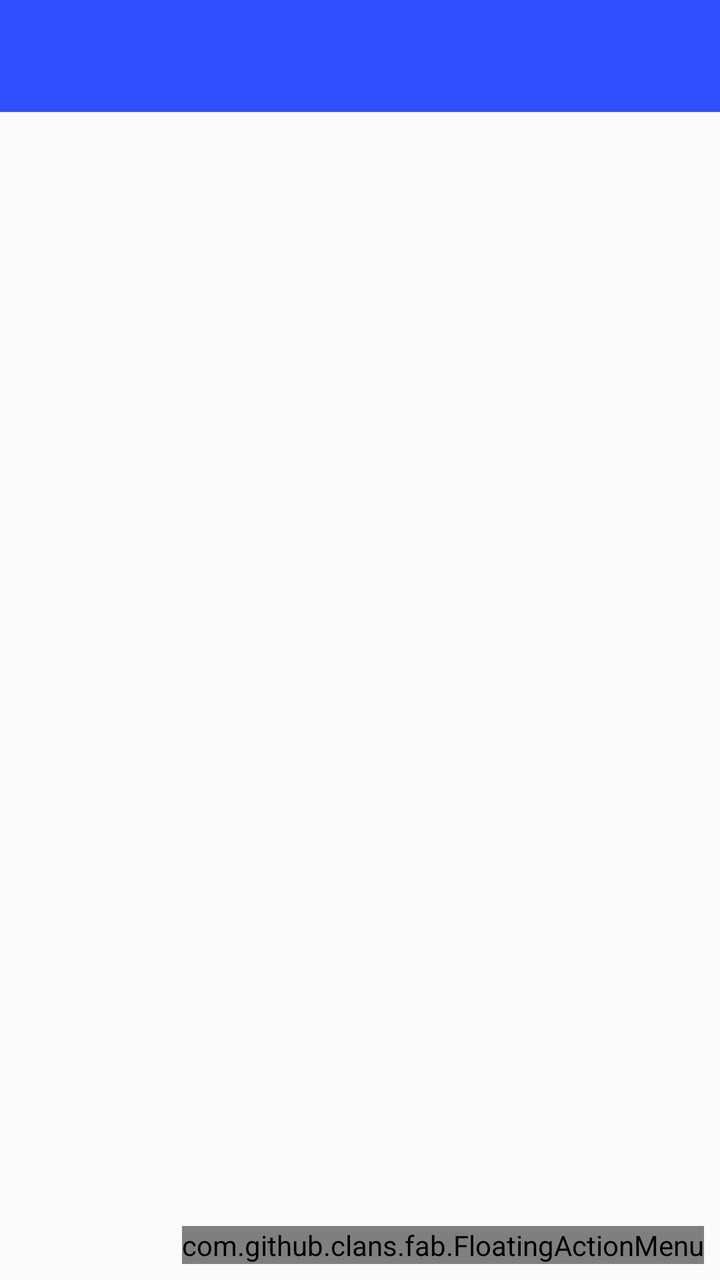
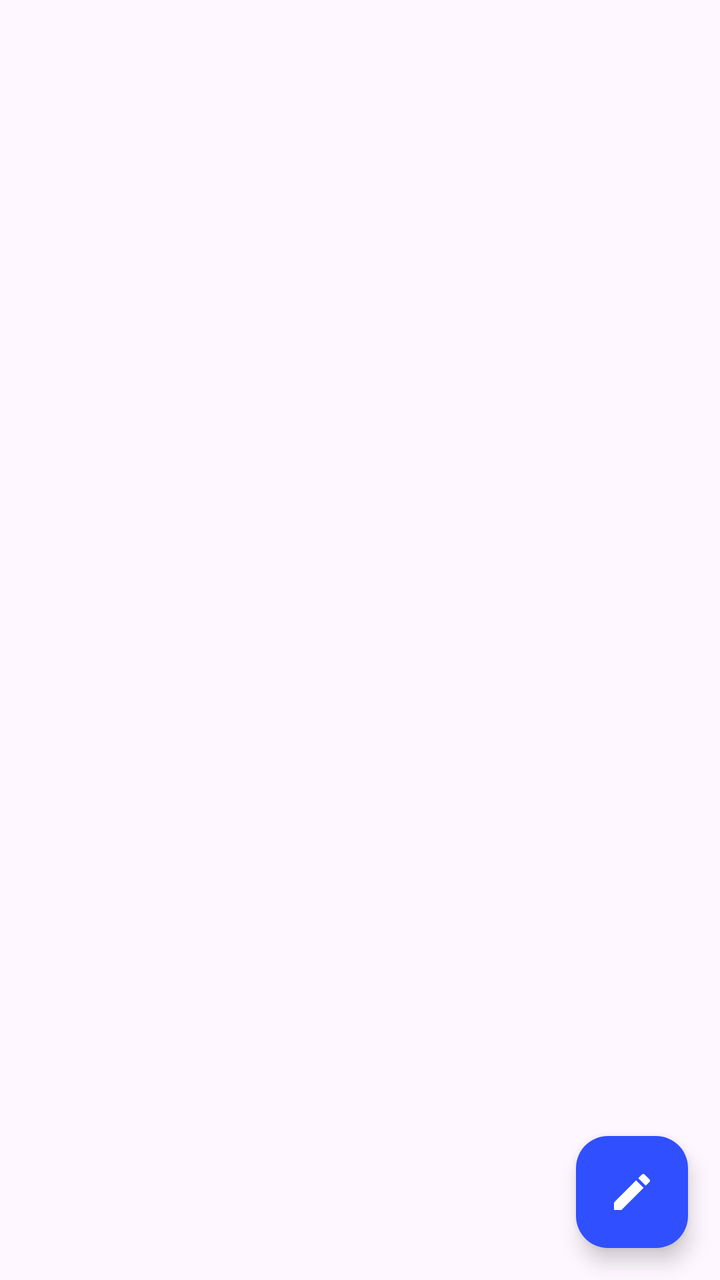

An Android layout rendered at two revisions. The XML below is the earlier revision; the diff shows what the commit changed to produce the second picture.
<!-- AndroidManifest.xml: application theme AppTheme -->
<!-- res/layout/activity_manage_ids.xml -->
<?xml version="1.0" encoding="utf-8"?>
<LinearLayout xmlns:android="http://schemas.android.com/apk/res/android"
    xmlns:app="http://schemas.android.com/apk/res-auto"
    xmlns:tools="http://schemas.android.com/tools"
    xmlns:fab="http://schemas.android.com/apk/res-auto"
    android:layout_width="match_parent"
    android:layout_height="match_parent"
    android:orientation="vertical"
    tools:context="ro.dsgmedia.cox.nfcoffee.ManageIDs">

    <com.google.android.material.appbar.AppBarLayout
        android:layout_width="match_parent"
        android:layout_height="wrap_content"
        android:theme="@style/AppTheme.AppBarOverlay">

        <androidx.appcompat.widget.Toolbar
            android:id="@+id/toolbar"
            android:layout_width="match_parent"
            android:layout_height="?attr/actionBarSize"
            android:background="?attr/colorPrimary" />

    </com.google.android.material.appbar.AppBarLayout>

    <FrameLayout
        android:layout_width="match_parent"
        android:layout_height="match_parent">

        <ListView
            android:id="@+id/listOfIDs"
            android:layout_width="match_parent"
            android:layout_height="match_parent"
            android:cacheColorHint="#00000000"
            android:choiceMode="singleChoice"
            android:footerDividersEnabled="false"
            android:headerDividersEnabled="false"
            android:listSelector="@android:color/transparent"
            android:transcriptMode="normal"
        />

        <com.github.clans.fab.FloatingActionMenu
            android:id="@+id/openOptionsIDs"
            android:layout_width="wrap_content"
            android:layout_height="wrap_content"
            android:layout_gravity="bottom|end"
            android:layout_marginBottom="8dp"
            android:layout_marginEnd="8dp"

            fab:menu_showShadow="true"
            fab:menu_shadowColor="#66000000"
            fab:menu_shadowRadius="4dp"
            fab:menu_shadowXOffset="1dp"
            fab:menu_shadowYOffset="3dp"
            fab:menu_colorNormal="#DA4336"
            fab:menu_colorPressed="#E75043"
            fab:menu_colorRipple="#99FFFFFF"
            fab:menu_animationDelayPerItem="50"
            fab:menu_icon="@drawable/ic_mode_edit_white_36px"
            fab:menu_buttonSpacing="0dp"
            fab:menu_labels_margin="0dp"
            fab:menu_labels_showAnimation="@anim/fab_slide_in_from_right"
            fab:menu_labels_hideAnimation="@anim/fab_slide_out_to_right"
            fab:menu_labels_paddingTop="4dp"
            fab:menu_labels_paddingRight="8dp"
            fab:menu_labels_paddingBottom="4dp"
            fab:menu_labels_paddingLeft="8dp"
            fab:menu_labels_padding="8dp"
            fab:menu_labels_textColor="#FFFFFF"
            fab:menu_labels_textSize="14sp"
            fab:menu_labels_cornerRadius="3dp"
            fab:menu_labels_colorNormal="#333333"
            fab:menu_labels_colorPressed="#444444"
            fab:menu_labels_colorRipple="#66FFFFFF"
            fab:menu_labels_showShadow="true"
            fab:menu_labels_singleLine="false"
            fab:menu_labels_ellipsize="none"
            fab:menu_labels_maxLines="-1"
            fab:menu_labels_position="left"
            fab:menu_openDirection="up"
            fab:menu_backgroundColor="@android:color/transparent"
            fab:menu_fab_label="">

                <com.github.clans.fab.FloatingActionButton
                    android:id="@+id/NFCClearCounters"
                    android:layout_width="wrap_content"
                    android:layout_height="wrap_content"
                    android:src="@drawable/ic_clear_white_36px"
                    fab:fab_size="normal"
                    fab:fab_label="Delete counters" />

                <com.github.clans.fab.FloatingActionButton
                    android:id="@+id/NFCExportIDs"
                    android:layout_width="wrap_content"
                    android:layout_height="wrap_content"
                    android:src="@drawable/ic_file_export_white_36px"
                    fab:fab_size="normal"
                    fab:fab_label="Export IDs" />

                <com.github.clans.fab.FloatingActionButton
                    android:id="@+id/NFCImportIDs"
                    android:layout_width="wrap_content"
                    android:layout_height="wrap_content"
                    android:src="@drawable/ic_file_import_white_36px"
                    fab:fab_size="normal"
                    fab:fab_label="Import IDs" />

                <com.github.clans.fab.FloatingActionButton
                    android:id="@+id/NFCReadNewID"
                    android:layout_width="wrap_content"
                    android:layout_height="wrap_content"
                    android:src="@drawable/ic_nfc_white_36px"
                    fab:fab_size="normal"
                    fab:fab_label="Scan ID" />

            </com.github.clans.fab.FloatingActionMenu>
        </FrameLayout>

    

</LinearLayout>
<!-- resources referenced by this layout -->
<resources>
  <!-- drawable ic_clear_white_36px (drawable) -->
  <vector xmlns:android="http://schemas.android.com/apk/res/android"
          android:width="36dp"
          android:height="36dp"
          android:viewportWidth="24.0"
          android:viewportHeight="24.0">
      <path
          android:pathData="M19,6.41L17.59,5 12,10.59 6.41,5 5,6.41 10.59,12 5,17.59 6.41,19 12,13.41 17.59,19 19,17.59 13.41,12z"
          android:fillColor="#FFFFFF"/>
  </vector>
  <!-- drawable ic_file_export_white_36px (drawable) -->
  <vector xmlns:android="http://schemas.android.com/apk/res/android"
          android:width="36dp"
          android:height="36dp"
          android:viewportWidth="24.0"
          android:viewportHeight="24.0">
      <path
          android:pathData="M9,16h6v-6h4l-7,-7 -7,7h4zM5,18h14v2L5,20z"
          android:fillColor="#FFFFFF"/>
  </vector>
  <!-- drawable ic_file_import_white_36px (drawable) -->
  <vector xmlns:android="http://schemas.android.com/apk/res/android"
          android:width="36dp"
          android:height="36dp"
          android:viewportWidth="24.0"
          android:viewportHeight="24.0">
      <path
          android:pathData="M19,9h-4V3H9v6H5l7,7 7,-7zM5,18v2h14v-2H5z"
          android:fillColor="#FFFFFF"/>
  </vector>
  <!-- drawable ic_mode_edit_white_36px (drawable) -->
  <vector xmlns:android="http://schemas.android.com/apk/res/android"
          android:width="36dp"
          android:height="36dp"
          android:viewportWidth="24.0"
          android:viewportHeight="24.0">
      <path
          android:pathData="M3,17.25V21h3.75L17.81,9.94l-3.75,-3.75L3,17.25zM20.71,7.04c0.39,-0.39 0.39,-1.02 0,-1.41l-2.34,-2.34c-0.39,-0.39 -1.02,-0.39 -1.41,0l-1.83,1.83 3.75,3.75 1.83,-1.83z"
          android:fillColor="#FFFFFF"/>
  </vector>
  <!-- drawable ic_nfc_white_36px (drawable) -->
  <vector xmlns:android="http://schemas.android.com/apk/res/android"
          android:width="36dp"
          android:height="36dp"
          android:viewportWidth="24.0"
          android:viewportHeight="24.0">
      <path
          android:pathData="M20,2L4,2c-1.1,0 -2,0.9 -2,2v16c0,1.1 0.9,2 2,2h16c1.1,0 2,-0.9 2,-2L22,4c0,-1.1 -0.9,-2 -2,-2zM20,20L4,20L4,4h16v16zM18,6h-5c-1.1,0 -2,0.9 -2,2v2.28c-0.6,0.35 -1,0.98 -1,1.72 0,1.1 0.9,2 2,2s2,-0.9 2,-2c0,-0.74 -0.4,-1.38 -1,-1.72L13,8h3v8L8,16L8,8h2L10,6L6,6v12h12L18,6z"
          android:fillColor="#FFFFFF"/>
  </vector>
  <style name="AppTheme.AppBarOverlay" parent="ThemeOverlay.AppCompat.Dark.ActionBar" />
  <style name="AppTheme" parent="Theme.AppCompat.Light.NoActionBar">
          
          <item name="colorPrimaryDark">@color/colorPrimaryDark</item>
          <item name="colorAccent">@color/colorAccent</item>
          <item name="windowActionBar">false</item>
          <item name="windowNoTitle">true</item>
          <item name="colorPrimary">@color/colorPrimary</item>
      </style>
  <color name="colorPrimaryDark">#303F9F</color>
  <color name="colorAccent">#ff4081</color>
  <color name="colorPrimary">#304ffe</color>
</resources>

<!-- the commit's change to res/layout/activity_manage_ids.xml (unified diff, before → after) -->
@@ -2,7 +2,6 @@
 <LinearLayout xmlns:android="http://schemas.android.com/apk/res/android"
     xmlns:app="http://schemas.android.com/apk/res-auto"
     xmlns:tools="http://schemas.android.com/tools"
-    xmlns:fab="http://schemas.android.com/apk/res-auto"
     android:layout_width="match_parent"
     android:layout_height="match_parent"
     android:orientation="vertical"
@@ -10,20 +9,19 @@
 
     <com.google.android.material.appbar.AppBarLayout
         android:layout_width="match_parent"
-        android:layout_height="wrap_content"
-        android:theme="@style/AppTheme.AppBarOverlay">
+        android:layout_height="wrap_content">
 
         <androidx.appcompat.widget.Toolbar
             android:id="@+id/toolbar"
             android:layout_width="match_parent"
-            android:layout_height="?attr/actionBarSize"
-            android:background="?attr/colorPrimary" />
+            android:layout_height="?attr/actionBarSize" />
 
     </com.google.android.material.appbar.AppBarLayout>
 
     <FrameLayout
         android:layout_width="match_parent"
-        android:layout_height="match_parent">
+        android:layout_height="0dp"
+        android:layout_weight="1">
 
         <ListView
             android:id="@+id/listOfIDs"
@@ -34,86 +32,19 @@
             android:footerDividersEnabled="false"
             android:headerDividersEnabled="false"
             android:listSelector="@android:color/transparent"
-            android:transcriptMode="normal"
-        />
+            android:transcriptMode="normal" />
 
-        <com.github.clans.fab.FloatingActionMenu
+        <com.google.android.material.floatingactionbutton.FloatingActionButton
             android:id="@+id/openOptionsIDs"
             android:layout_width="wrap_content"
             android:layout_height="wrap_content"
             android:layout_gravity="bottom|end"
-            android:layout_marginBottom="8dp"
-            android:layout_marginEnd="8dp"
+            android:layout_margin="16dp"
+            android:contentDescription="@string/manage_options_button"
+            app:backgroundTint="?attr/colorPrimary"
+            app:srcCompat="@drawable/ic_mode_edit_white_36px"
+            app:tint="?attr/colorOnPrimary" />
 
-            fab:menu_showShadow="true"
-            fab:menu_shadowColor="#66000000"
-            fab:menu_shadowRadius="4dp"
-            fab:menu_shadowXOffset="1dp"
-            fab:menu_shadowYOffset="3dp"
-            fab:menu_colorNormal="#DA4336"
-            fab:menu_colorPressed="#E75043"
-            fab:menu_colorRipple="#99FFFFFF"
-            fab:menu_animationDelayPerItem="50"
-            fab:menu_icon="@drawable/ic_mode_edit_white_36px"
-            fab:menu_buttonSpacing="0dp"
-            fab:menu_labels_margin="0dp"
-            fab:menu_labels_showAnimation="@anim/fab_slide_in_from_right"
-            fab:menu_labels_hideAnimation="@anim/fab_slide_out_to_right"
-            fab:menu_labels_paddingTop="4dp"
-            fab:menu_labels_paddingRight="8dp"
-            fab:menu_labels_paddingBottom="4dp"
-            fab:menu_labels_paddingLeft="8dp"
-            fab:menu_labels_padding="8dp"
-            fab:menu_labels_textColor="#FFFFFF"
-            fab:menu_labels_textSize="14sp"
-            fab:menu_labels_cornerRadius="3dp"
-            fab:menu_labels_colorNormal="#333333"
-            fab:menu_labels_colorPressed="#444444"
-            fab:menu_labels_colorRipple="#66FFFFFF"
-            fab:menu_labels_showShadow="true"
-            fab:menu_labels_singleLine="false"
-            fab:menu_labels_ellipsize="none"
-            fab:menu_labels_maxLines="-1"
-            fab:menu_labels_position="left"
-            fab:menu_openDirection="up"
-            fab:menu_backgroundColor="@android:color/transparent"
-            fab:menu_fab_label="">
-
-                <com.github.clans.fab.FloatingActionButton
-                    android:id="@+id/NFCClearCounters"
-                    android:layout_width="wrap_content"
-                    android:layout_height="wrap_content"
-                    android:src="@drawable/ic_clear_white_36px"
-                    fab:fab_size="normal"
-                    fab:fab_label="Delete counters" />
-
-                <com.github.clans.fab.FloatingActionButton
-                    android:id="@+id/NFCExportIDs"
-                    android:layout_width="wrap_content"
-                    android:layout_height="wrap_content"
-                    android:src="@drawable/ic_file_export_white_36px"
-                    fab:fab_size="normal"
-                    fab:fab_label="Export IDs" />
-
-                <com.github.clans.fab.FloatingActionButton
-                    android:id="@+id/NFCImportIDs"
-                    android:layout_width="wrap_content"
-                    android:layout_height="wrap_content"
-                    android:src="@drawable/ic_file_import_white_36px"
-                    fab:fab_size="normal"
-                    fab:fab_label="Import IDs" />
-
-                <com.github.clans.fab.FloatingActionButton
-                    android:id="@+id/NFCReadNewID"
-                    android:layout_width="wrap_content"
-                    android:layout_height="wrap_content"
-                    android:src="@drawable/ic_nfc_white_36px"
-                    fab:fab_size="normal"
-                    fab:fab_label="Scan ID" />
-
-            </com.github.clans.fab.FloatingActionMenu>
-        </FrameLayout>
-
-    
+    </FrameLayout>
 
 </LinearLayout>
<!-- resource entries referenced after the edit -->
@@ -1,35 +1,5 @@
 <!-- resources referenced by this layout -->
 <resources>
-  <!-- drawable ic_clear_white_36px (drawable) -->
-  <vector xmlns:android="http://schemas.android.com/apk/res/android"
-          android:width="36dp"
-          android:height="36dp"
-          android:viewportWidth="24.0"
-          android:viewportHeight="24.0">
-      <path
-          android:pathData="M19,6.41L17.59,5 12,10.59 6.41,5 5,6.41 10.59,12 5,17.59 6.41,19 12,13.41 17.59,19 19,17.59 13.41,12z"
-          android:fillColor="#FFFFFF"/>
-  </vector>
-  <!-- drawable ic_file_export_white_36px (drawable) -->
-  <vector xmlns:android="http://schemas.android.com/apk/res/android"
-          android:width="36dp"
-          android:height="36dp"
-          android:viewportWidth="24.0"
-          android:viewportHeight="24.0">
-      <path
-          android:pathData="M9,16h6v-6h4l-7,-7 -7,7h4zM5,18h14v2L5,20z"
-          android:fillColor="#FFFFFF"/>
-  </vector>
-  <!-- drawable ic_file_import_white_36px (drawable) -->
-  <vector xmlns:android="http://schemas.android.com/apk/res/android"
-          android:width="36dp"
-          android:height="36dp"
-          android:viewportWidth="24.0"
-          android:viewportHeight="24.0">
-      <path
-          android:pathData="M19,9h-4V3H9v6H5l7,7 7,-7zM5,18v2h14v-2H5z"
-          android:fillColor="#FFFFFF"/>
-  </vector>
   <!-- drawable ic_mode_edit_white_36px (drawable) -->
   <vector xmlns:android="http://schemas.android.com/apk/res/android"
           android:width="36dp"
@@ -40,27 +10,25 @@
           android:pathData="M3,17.25V21h3.75L17.81,9.94l-3.75,-3.75L3,17.25zM20.71,7.04c0.39,-0.39 0.39,-1.02 0,-1.41l-2.34,-2.34c-0.39,-0.39 -1.02,-0.39 -1.41,0l-1.83,1.83 3.75,3.75 1.83,-1.83z"
           android:fillColor="#FFFFFF"/>
   </vector>
-  <!-- drawable ic_nfc_white_36px (drawable) -->
-  <vector xmlns:android="http://schemas.android.com/apk/res/android"
-          android:width="36dp"
-          android:height="36dp"
-          android:viewportWidth="24.0"
-          android:viewportHeight="24.0">
-      <path
-          android:pathData="M20,2L4,2c-1.1,0 -2,0.9 -2,2v16c0,1.1 0.9,2 2,2h16c1.1,0 2,-0.9 2,-2L22,4c0,-1.1 -0.9,-2 -2,-2zM20,20L4,20L4,4h16v16zM18,6h-5c-1.1,0 -2,0.9 -2,2v2.28c-0.6,0.35 -1,0.98 -1,1.72 0,1.1 0.9,2 2,2s2,-0.9 2,-2c0,-0.74 -0.4,-1.38 -1,-1.72L13,8h3v8L8,16L8,8h2L10,6L6,6v12h12L18,6z"
-          android:fillColor="#FFFFFF"/>
-  </vector>
-  <style name="AppTheme.AppBarOverlay" parent="ThemeOverlay.AppCompat.Dark.ActionBar" />
-  <style name="AppTheme" parent="Theme.AppCompat.Light.NoActionBar">
-          
-          <item name="colorPrimaryDark">@color/colorPrimaryDark</item>
-          <item name="colorAccent">@color/colorAccent</item>
-          <item name="windowActionBar">false</item>
-          <item name="windowNoTitle">true</item>
-          <item name="colorPrimary">@color/colorPrimary</item>
+  <string name="manage_options_button">Open actions</string>
+  <style name="AppTheme" parent="Theme.Material3.DayNight.NoActionBar">
+          <item name="colorPrimary">@color/md_primary</item>
+          <item name="colorOnPrimary">@color/md_on_primary</item>
+          <item name="colorPrimaryContainer">@color/md_primary_container</item>
+          <item name="colorOnPrimaryContainer">@color/md_on_primary_container</item>
+  
+          <item name="colorSecondary">@color/md_secondary</item>
+          <item name="colorOnSecondary">@color/md_on_secondary</item>
+          <item name="colorSecondaryContainer">@color/md_secondary_container</item>
+          <item name="colorOnSecondaryContainer">@color/md_on_secondary_container</item>
       </style>
-  <color name="colorPrimaryDark">#303F9F</color>
-  <color name="colorAccent">#ff4081</color>
-  <color name="colorPrimary">#304ffe</color>
+  <color name="md_primary">#304FFE</color>
+  <color name="md_on_primary">#FFFFFF</color>
+  <color name="md_primary_container">#DFE0FF</color>
+  <color name="md_on_primary_container">#00105C</color>
+  <color name="md_secondary">#5B5D72</color>
+  <color name="md_on_secondary">#FFFFFF</color>
+  <color name="md_secondary_container">#E0E1F9</color>
+  <color name="md_on_secondary_container">#181A2C</color>
 </resources>
 
